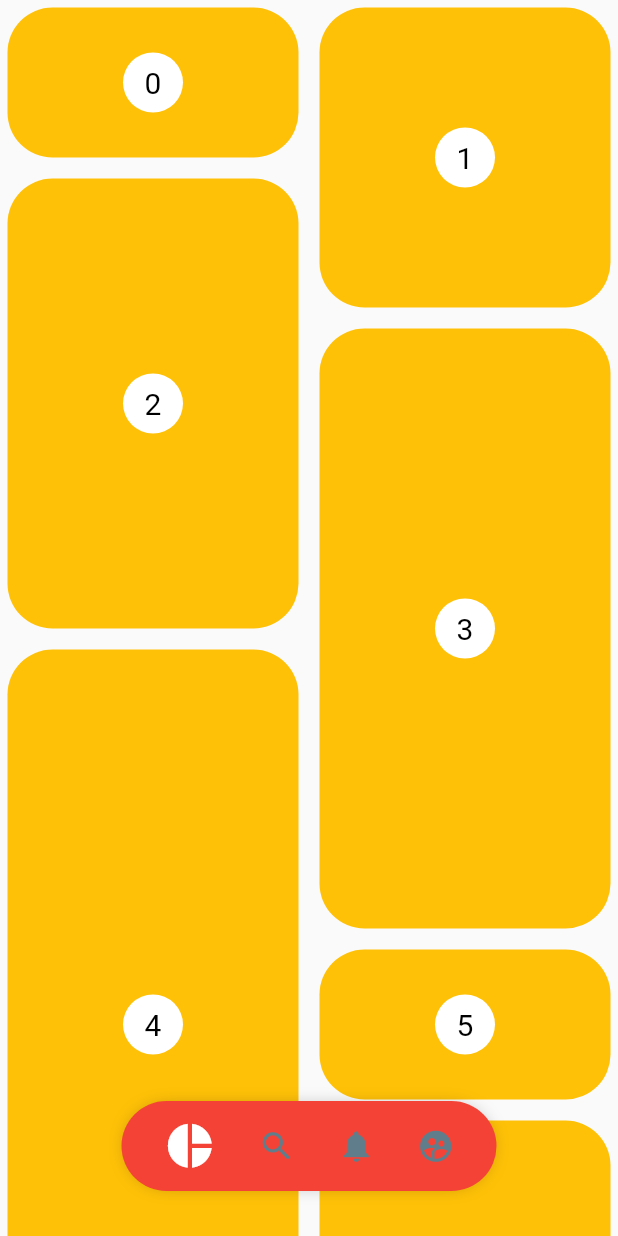
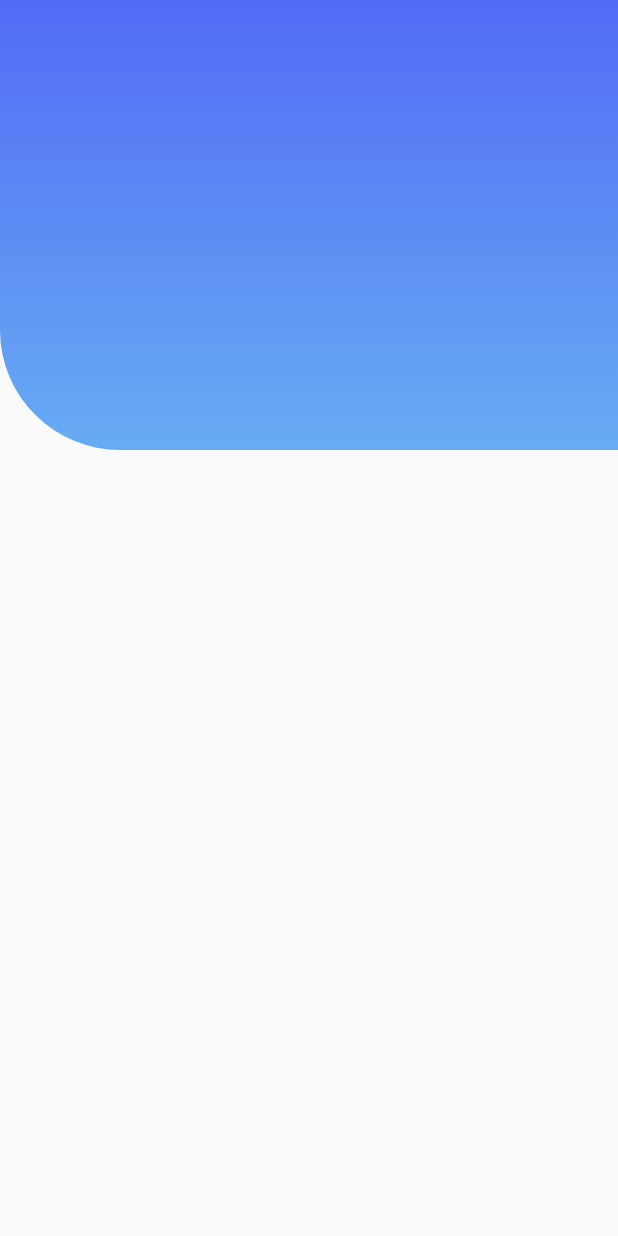
Before and after one commit to redemtiom/flutter_designs, a Flutter app: the screen it shows after launch, on a phone screen of 412 x 824 dp. Run offline on Flutter 3.47's test engine with Material 2 defaults, Android fonts, the phone set to English and light mode, and no system bars; our stand-ins replace flutter_svg.

Commit message:
added iconheader

```diff
--- a/lib/main.dart
+++ b/lib/main.dart
@@ -1,7 +1,8 @@
 //import 'package:disenos_app/src/pages/animaciones_page.dart';
 //import 'package:disenos_app/src/retos/cuadrado_animado_reto.dart';
 //import 'package:disenos_app/src/pages/graficas_circulares_page.dart';
-import 'package:disenos_app/src/pages/printerest_page.dart';
+import 'package:disenos_app/src/pages/emergency_page.dart';
+//import 'package:disenos_app/src/pages/printerest_page.dart';
 //import 'package:disenos_app/src/labs/slideshow_page.dart';
 //import 'package:disenos_app/src/pages/slideshow_page.dart';
 import 'package:flutter/material.dart';
@@ -23,7 +24,7 @@ class MyApp extends StatelessWidget {
       theme: ThemeData(
         primarySwatch: Colors.blue,
       ),
-      home: const PrinterestPage(),
+      home: const EmergencyPage(),
     );
   }
 }
--- /dev/null
+++ b/lib/src/pages/emergency_page.dart
@@ -0,0 +1,14 @@
+import 'package:flutter/material.dart';
+
+import 'package:disenos_app/src/widgets/headers.dart';
+
+class EmergencyPage extends StatelessWidget {
+  const EmergencyPage({Key? key}) : super(key: key);
+
+  @override
+  Widget build(BuildContext context) {
+    return Scaffold(
+      body: IconHeader(),
+    );
+  }
+}
--- a/lib/src/widgets/headers.dart
+++ b/lib/src/widgets/headers.dart
@@ -260,8 +260,7 @@ class _HeaderGradientPainter extends CustomPainter {
           0.2,
           0.5,
           1.0
-        ]
-        );
+        ]);
 
     final paint = Paint()..shader = gradient.createShader(rect);
     paint.color = const Color(0xff615AAB);
@@ -285,3 +284,26 @@ class _HeaderGradientPainter extends CustomPainter {
     return true;
   }
 }
+
+class IconHeader extends StatelessWidget {
+  const IconHeader({Key? key}) : super(key: key);
+
+  @override
+  Widget build(BuildContext context) {
+    return Container(
+      width: double.infinity,
+      height: 300.0,
+      decoration: BoxDecoration(
+        color: Colors.red,
+        borderRadius: BorderRadius.only(bottomLeft: Radius.circular(80.0)),
+        gradient: LinearGradient(
+          begin: Alignment.topCenter,
+          end: Alignment.bottomCenter,
+          colors: [
+          Color(0xff526BF6),
+          Color(0xff67ACF2)
+        ])
+      ),
+    );
+  }
+}
```
